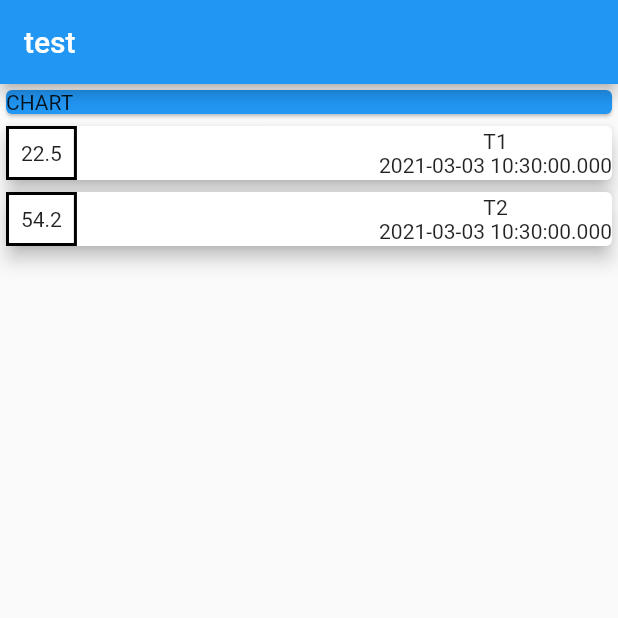
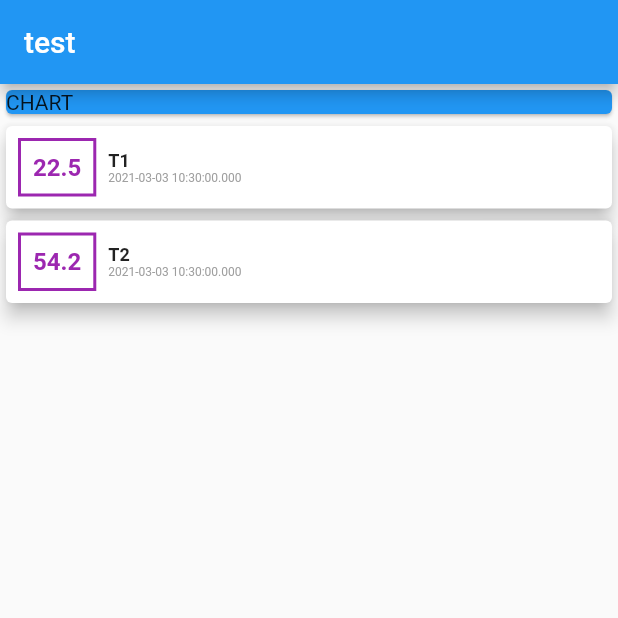
Before and after one commit to amrhesham95/Flutter2_Personal_Expenses_App, a Flutter app: the screen it shows after launch, on a phone screen of 412 x 824 dp, the top half of it. Run offline on Flutter 3.47's test engine with Material 2 defaults, Android fonts, the phone set to English and light mode, and no system bars.

Commit message:
more styling

```diff
--- a/personal_expenses_app/lib/main.dart
+++ b/personal_expenses_app/lib/main.dart
@@ -42,27 +42,45 @@ class MyHomePage extends StatelessWidget {
               children: transactions.map((tx) {
                 return Card(
                   child: Row(
-                      mainAxisAlignment: MainAxisAlignment.spaceBetween,
                     children: [
                       Container(
                         decoration: BoxDecoration(
                           border: Border.all(
-                              color: Colors.black,
+                            color: Colors.purple,
                             width: 2,
                           ),
                         ),
+                        margin: EdgeInsets.all(8),
                         padding: EdgeInsets.all(8),
-                          child: Text(tx.amount.toString()),
+                        child: Text(
+                          tx.amount.toString(),
+                          style: TextStyle(
+                              fontWeight: FontWeight.bold,
+                              fontSize: 16,
+                              color: Colors.purple),
+                        ),
                       ),
                       Column(
+                        crossAxisAlignment: CrossAxisAlignment.start,
                         children: [
-                            Text(tx.title),
+                          Text(
+                            tx.title,
+                            style: TextStyle(
+                              fontWeight: FontWeight.bold,
+                              fontSize: 12,
+                            ),
+                          ),
                           Text(
                             tx.date.toString(),
+                            style: TextStyle(
+                              fontSize: 8,
+                              color: Colors.grey,
+                            ),
                           )
                         ],
                       )
-                      ]),
+                    ],
+                  ),
                   elevation: 5,
                 );
               }).toList()),
```
Lines whose indentation alone changed are shown as unchanged.
